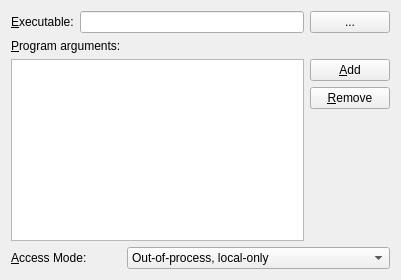
Qt form launcher/ui/launchpage.ui (KDAB/GammaRay) before a commit.
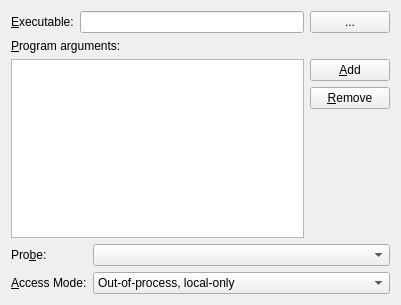
The same form after that commit.

Commit message: Allow to select the probe ABI also in the UI.

Patch:
```diff
--- a/launcher/ui/launchpage.ui
+++ b/launcher/ui/launchpage.ui
@@ -7,7 +7,7 @@
     <x>0</x>
     <y>0</y>
     <width>401</width>
-    <height>280</height>
+    <height>305</height>
    </rect>
   </property>
   <layout class="QVBoxLayout" name="verticalLayout">
@@ -80,8 +80,21 @@
     </layout>
    </item>
    <item>
-    <layout class="QHBoxLayout" name="horizontalLayout_2">
-     <item>
+    <layout class="QFormLayout" name="formLayout">
+     <item row="0" column="0">
+      <widget class="QLabel" name="label_4">
+       <property name="text">
+        <string>Pro&amp;be:</string>
+       </property>
+       <property name="buddy">
+        <cstring>probeBox</cstring>
+       </property>
+      </widget>
+     </item>
+     <item row="0" column="1">
+      <widget class="QComboBox" name="probeBox"/>
+     </item>
+     <item row="1" column="0">
       <widget class="QLabel" name="label_3">
        <property name="sizePolicy">
         <sizepolicy hsizetype="Preferred" vsizetype="Preferred">
@@ -97,7 +110,7 @@
        </property>
       </widget>
      </item>
-     <item>
+     <item row="1" column="1">
       <widget class="QComboBox" name="accessMode">
        <property name="currentIndex">
         <number>0</number>
```
The commit also changes 3 other files.
